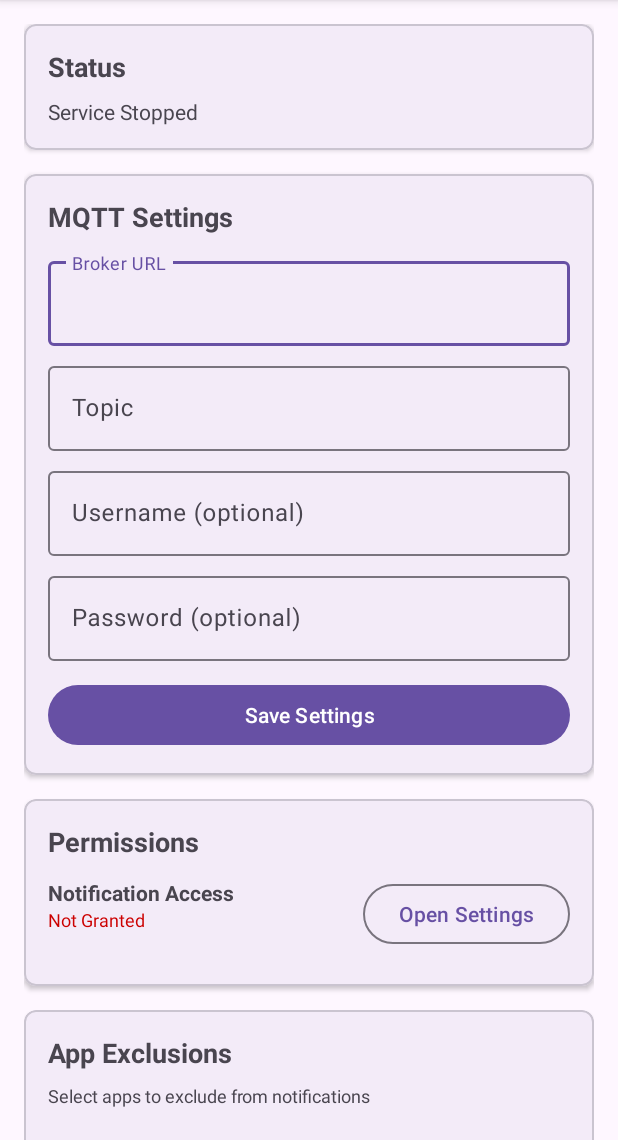
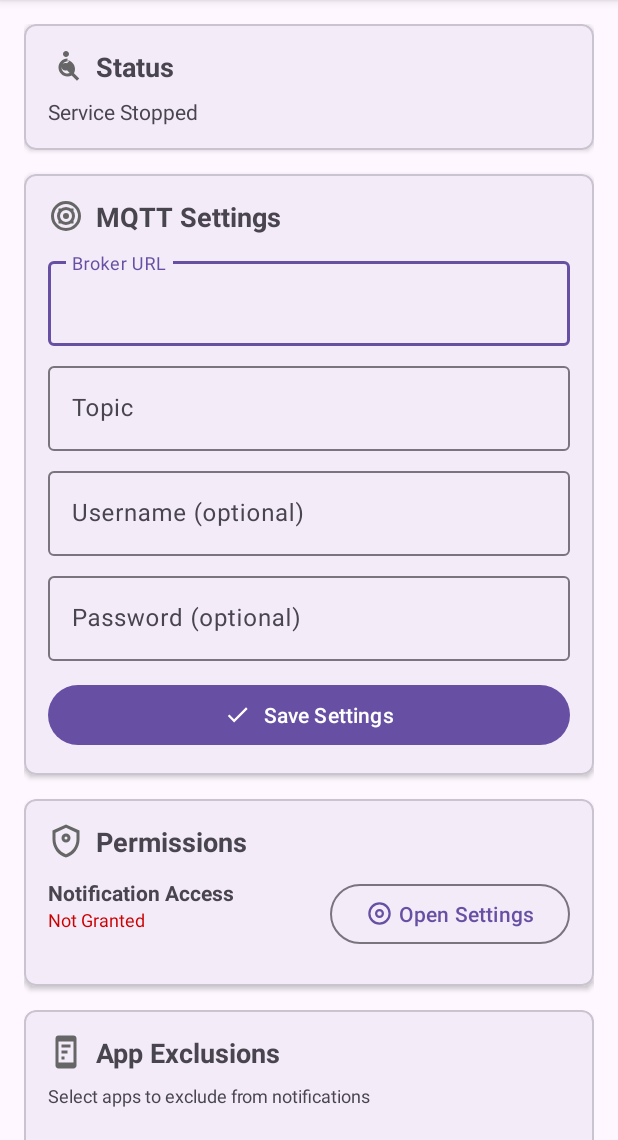
Before and after one commit to vpont/Notif2MQTT, an Android app: the screen it shows after launch (MainActivity), on a phone screen of 412 x 824 dp, the part 96-1236 px from its top. Run offline under Robolectric (Android 15) with nearby library versions, the phone set to English and light mode, and no system bars; 8 statements that could not run were skipped.

Commit message:
Add modern icons to Android app UI and launcher

```diff
--- /dev/null
+++ b/app/src/main/res/drawable/ic_app_exclusions.xml
@@ -0,0 +1,15 @@
+<?xml version="1.0" encoding="utf-8"?>
+<vector xmlns:android="http://schemas.android.com/apk/res/android"
+    android:width="24dp"
+    android:height="24dp"
+    android:viewportWidth="24"
+    android:viewportHeight="24">
+    <!-- Phone outline -->
+    <path
+        android:fillColor="#666666"
+        android:pathData="M17,19H7V5H17M17,1H7C5.89,1 5,1.89 5,3V21C5,22.11 5.89,23 7,23H17C18.11,23 19,22.11 19,21V3C19,1.89 18.11,1 17,1Z" />
+    <!-- Apps list -->
+    <path
+        android:fillColor="#666666"
+        android:pathData="M9,7 L15,7 L15,9 L9,9 Z M9,11 L13,11 L13,13 L9,13 Z M9,15 L11,15 L11,17 L9,17 Z" />
+</vector>
--- a/app/src/main/res/drawable/ic_launcher_foreground.xml
+++ b/app/src/main/res/drawable/ic_launcher_foreground.xml
@@ -4,12 +4,18 @@
     android:height="108dp"
     android:viewportWidth="108"
     android:viewportHeight="108">
+    <!-- Background circle -->
     <path
-        android:fillColor="#3DDC84"
-        android:pathData="M0,0h108v108h-108z" />
+        android:fillColor="#2196F3"
+        android:pathData="M54,54m-50,0a50,50 0,1 1,100 0a50,50 0,1 1,-100 0" />
+
+    <!-- Notification bell -->
     <path
-        android:fillColor="#00000000"
-        android:pathData="M9,0L9,108"
-        android:strokeWidth="0.8"
-        android:strokeColor="#33FFFFFF" />
+        android:fillColor="#FFFFFF"
+        android:pathData="M54,25 C48,25 43,30 43,36 L43,45 C38.6,46.3 35.5,50.3 35.5,55 L72.5,55 C72.5,50.3 69.4,46.3 65,45 L65,36 C65,30 60,25 54,25 Z M54,65 C51.79,65 49.86,63.21 49.62,61 L58.38,61 C58.14,63.21 56.21,65 54,65 Z" />
+
+    <!-- Connection waves -->
+    <path
+        android:fillColor="#FFFFFF"
+        android:pathData="M30,75 L35,75 L37,77 L35,79 L30,79 L32,77 Z M40,75 L45,75 L47,77 L45,79 L40,79 L42,77 Z M50,75 L55,75 L57,77 L55,79 L50,79 L52,77 Z" />
 </vector>
--- /dev/null
+++ b/app/src/main/res/drawable/ic_mqtt_settings.xml
@@ -0,0 +1,15 @@
+<?xml version="1.0" encoding="utf-8"?>
+<vector xmlns:android="http://schemas.android.com/apk/res/android"
+    android:width="24dp"
+    android:height="24dp"
+    android:viewportWidth="24"
+    android:viewportHeight="24">
+    <!-- Gear/cog icon -->
+    <path
+        android:fillColor="#666666"
+        android:pathData="M12,2A10,10 0 0,0 2,12A10,10 0 0,0 12,22A10,10 0 0,0 22,12A10,10 0 0,0 12,2M12,4A8,8 0 0,1 20,12A8,8 0 0,1 12,20A8,8 0 0,1 4,12A8,8 0 0,1 12,4M12,6A6,6 0 0,0 6,12A6,6 0 0,0 12,18A6,6 0 0,0 18,12A6,6 0 0,0 12,6M12,8A4,4 0 0,1 16,12A4,4 0 0,1 12,16A4,4 0 0,1 8,12A4,4 0 0,1 12,8M12,10A2,2 0 0,0 10,12A2,2 0 0,0 12,14A2,2 0 0,0 14,12A2,2 0 0,0 12,10Z" />
+    <!-- Network dots -->
+    <path
+        android:fillColor="#666666"
+        android:pathData="M7,7 L9,7 L9,9 L7,9 Z M15,7 L17,7 L17,9 L15,9 Z M7,15 L9,15 L9,17 L7,17 Z M15,15 L17,15 L17,17 L15,17 Z" />
+</vector>
--- /dev/null
+++ b/app/src/main/res/drawable/ic_permissions.xml
@@ -0,0 +1,11 @@
+<?xml version="1.0" encoding="utf-8"?>
+<vector xmlns:android="http://schemas.android.com/apk/res/android"
+    android:width="24dp"
+    android:height="24dp"
+    android:viewportWidth="24"
+    android:viewportHeight="24">
+    <!-- Shield with keyhole -->
+    <path
+        android:fillColor="#666666"
+        android:pathData="M12,1L3,5V11C3,16.55 6.84,21.74 12,23C17.16,21.74 21,16.55 21,11V5L12,1M12,3.18L19,6.5V11C19,15.08 16.45,19.14 12,20.81C7.55,19.14 5,15.08 5,11V6.5L12,3.18M12,7A3,3 0 0,0 9,10A3,3 0 0,0 12,13A3,3 0 0,0 15,10A3,3 0 0,0 12,7M12,9A1,1 0 0,1 13,10A1,1 0 0,1 12,11A1,1 0 0,1 11,10A1,1 0 0,1 12,9Z" />
+</vector>
--- /dev/null
+++ b/app/src/main/res/drawable/ic_save.xml
@@ -0,0 +1,11 @@
+<?xml version="1.0" encoding="utf-8"?>
+<vector xmlns:android="http://schemas.android.com/apk/res/android"
+    android:width="24dp"
+    android:height="24dp"
+    android:viewportWidth="24"
+    android:viewportHeight="24">
+    <!-- Checkmark -->
+    <path
+        android:fillColor="#FFFFFF"
+        android:pathData="M9,16.17L4.83,12L3.41,13.41L9,19L21,7L19.59,5.59L9,16.17Z" />
+</vector>
--- /dev/null
+++ b/app/src/main/res/drawable/ic_settings.xml
@@ -0,0 +1,11 @@
+<?xml version="1.0" encoding="utf-8"?>
+<vector xmlns:android="http://schemas.android.com/apk/res/android"
+    android:width="24dp"
+    android:height="24dp"
+    android:viewportWidth="24"
+    android:viewportHeight="24">
+    <!-- Settings gear -->
+    <path
+        android:fillColor="#FFFFFF"
+        android:pathData="M12,8A4,4 0 0,0 8,12A4,4 0 0,0 12,16A4,4 0 0,0 16,12A4,4 0 0,0 12,8M12,10A2,2 0 0,1 14,12A2,2 0 0,1 12,14A2,2 0 0,1 10,12A2,2 0 0,1 12,10M12,2A10,10 0 0,0 2,12A10,10 0 0,0 12,22A10,10 0 0,0 22,12A10,10 0 0,0 12,2M12,4A8,8 0 0,1 20,12A8,8 0 0,1 12,20A8,8 0 0,1 4,12A8,8 0 0,1 12,4Z" />
+</vector>
--- /dev/null
+++ b/app/src/main/res/drawable/ic_status.xml
@@ -0,0 +1,11 @@
+<?xml version="1.0" encoding="utf-8"?>
+<vector xmlns:android="http://schemas.android.com/apk/res/android"
+    android:width="24dp"
+    android:height="24dp"
+    android:viewportWidth="24"
+    android:viewportHeight="24">
+    <!-- WiFi signal bars -->
+    <path
+        android:fillColor="#666666"
+        android:pathData="M12,2 C13.1,2 14,2.9 14,4 C14,5.1 13.1,6 12,6 C10.9,6 10,5.1 10,4 C10,2.9 10.9,2 12,2 Z M12,8 C15.31,8 18,10.69 18,14 C18,15.01 17.75,15.97 17.3,16.8 L20.8,20.3 L19.3,21.8 L15.8,18.3 C14.97,18.75 14.01,19 13,19 C9.69,19 7,16.31 7,13 C7,9.69 9.69,7 13,7 L13,9 C10.79,9 9,10.79 9,13 C9,15.21 10.79,17 13,17 C13.55,17 14.06,16.89 14.5,16.67 L12.67,14.84 C12.28,14.95 11.87,15 11.5,15 C10.12,15 9,13.88 9,12.5 C9,11.12 10.12,10 11.5,10 C11.87,10 12.28,10.05 12.67,10.16 L14.5,8.33 C14.06,8.11 13.55,8 13,8 L12,8 Z" />
+</vector>
--- a/app/src/main/res/layout/activity_main.xml
+++ b/app/src/main/res/layout/activity_main.xml
@@ -25,13 +25,27 @@
                 android:orientation="vertical"
                 android:padding="16dp">
 
+                <LinearLayout
+                    android:layout_width="match_parent"
+                    android:layout_height="wrap_content"
+                    android:orientation="horizontal"
+                    android:layout_marginBottom="8dp">
+
+                    <ImageView
+                        android:layout_width="24dp"
+                        android:layout_height="24dp"
+                        android:src="@drawable/ic_status"
+                        android:layout_marginEnd="8dp"
+                        android:layout_marginRight="8dp"
+                        android:layout_gravity="center_vertical"/>
+
                     <TextView
                         android:layout_width="wrap_content"
                         android:layout_height="wrap_content"
                         android:text="@string/status"
                         android:textSize="18sp"
-                    android:textStyle="bold"
-                    android:layout_marginBottom="8dp"/>
+                        android:textStyle="bold"/>
+                </LinearLayout>
 
                 <TextView
                     android:id="@+id/statusText"
@@ -57,13 +71,27 @@
                 android:orientation="vertical"
                 android:padding="16dp">
 
+                <LinearLayout
+                    android:layout_width="match_parent"
+                    android:layout_height="wrap_content"
+                    android:orientation="horizontal"
+                    android:layout_marginBottom="12dp">
+
+                    <ImageView
+                        android:layout_width="24dp"
+                        android:layout_height="24dp"
+                        android:src="@drawable/ic_mqtt_settings"
+                        android:layout_marginEnd="8dp"
+                        android:layout_marginRight="8dp"
+                        android:layout_gravity="center_vertical"/>
+
                     <TextView
                         android:layout_width="wrap_content"
                         android:layout_height="wrap_content"
                         android:text="@string/mqtt_settings"
                         android:textSize="18sp"
-                    android:textStyle="bold"
-                    android:layout_marginBottom="12dp"/>
+                        android:textStyle="bold"/>
+                </LinearLayout>
 
                 <com.google.android.material.textfield.TextInputLayout
                     android:layout_width="match_parent"
@@ -125,7 +153,9 @@
                     android:id="@+id/saveButton"
                     android:layout_width="match_parent"
                     android:layout_height="wrap_content"
-                    android:text="@string/save_settings"/>
+                    android:text="@string/save_settings"
+                    app:icon="@drawable/ic_save"
+                    app:iconGravity="textStart"/>
 
             </LinearLayout>
         </com.google.android.material.card.MaterialCardView>
@@ -144,13 +174,27 @@
                 android:orientation="vertical"
                 android:padding="16dp">
 
+                <LinearLayout
+                    android:layout_width="match_parent"
+                    android:layout_height="wrap_content"
+                    android:orientation="horizontal"
+                    android:layout_marginBottom="12dp">
+
+                    <ImageView
+                        android:layout_width="24dp"
+                        android:layout_height="24dp"
+                        android:src="@drawable/ic_permissions"
+                        android:layout_marginEnd="8dp"
+                        android:layout_marginRight="8dp"
+                        android:layout_gravity="center_vertical"/>
+
                     <TextView
                         android:layout_width="wrap_content"
                         android:layout_height="wrap_content"
                         android:text="@string/permissions"
                         android:textSize="18sp"
-                    android:textStyle="bold"
-                    android:layout_marginBottom="12dp"/>
+                        android:textStyle="bold"/>
+                </LinearLayout>
 
                 <LinearLayout
                     android:layout_width="match_parent"
@@ -185,7 +229,9 @@
                         android:layout_width="wrap_content"
                         android:layout_height="wrap_content"
                         android:text="@string/open_settings"
-                        style="@style/Widget.Material3.Button.OutlinedButton"/>
+                        style="@style/Widget.Material3.Button.OutlinedButton"
+                        app:icon="@drawable/ic_settings"
+                        app:iconGravity="textStart"/>
                 </LinearLayout>
 
             </LinearLayout>
@@ -204,13 +250,27 @@
                 android:orientation="vertical"
                 android:padding="16dp">
 
+                <LinearLayout
+                    android:layout_width="match_parent"
+                    android:layout_height="wrap_content"
+                    android:orientation="horizontal"
+                    android:layout_marginBottom="8dp">
+
+                    <ImageView
+                        android:layout_width="24dp"
+                        android:layout_height="24dp"
+                        android:src="@drawable/ic_app_exclusions"
+                        android:layout_marginEnd="8dp"
+                        android:layout_marginRight="8dp"
+                        android:layout_gravity="center_vertical"/>
+
                     <TextView
                         android:layout_width="wrap_content"
                         android:layout_height="wrap_content"
                         android:text="@string/app_exclusions"
                         android:textSize="18sp"
-                    android:textStyle="bold"
-                    android:layout_marginBottom="8dp"/>
+                        android:textStyle="bold"/>
+                </LinearLayout>
 
                 <TextView
                     android:layout_width="wrap_content"
```
Lines whose indentation alone changed are shown as unchanged.
